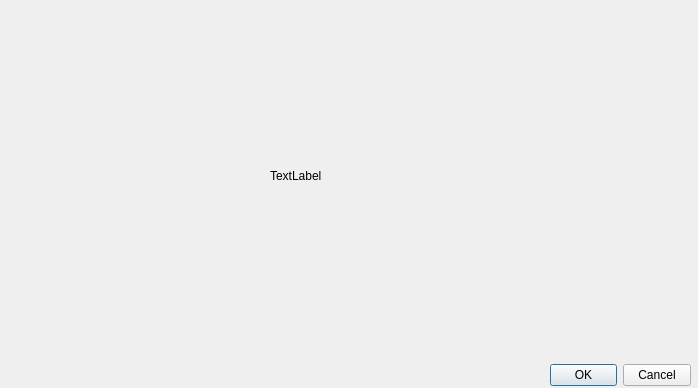
First picture: the form in preview.ui, repository norips/Projet_MBA_ConfigCreator, before the edit.
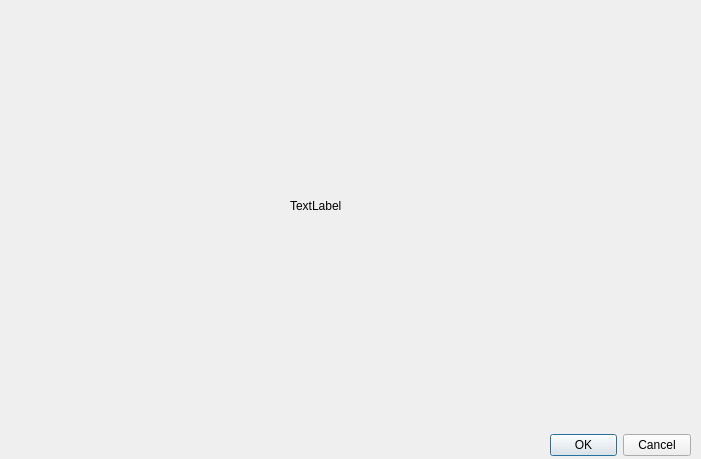
Second picture: the form after the edit.

Commit message: affichage des pages 0 des models

```diff
--- a/preview.ui
+++ b/preview.ui
@@ -6,8 +6,8 @@
    <rect>
     <x>0</x>
     <y>0</y>
-    <width>698</width>
-    <height>388</height>
+    <width>701</width>
+    <height>459</height>
    </rect>
   </property>
   <property name="windowTitle">
@@ -17,7 +17,7 @@
    <property name="geometry">
     <rect>
      <x>550</x>
-     <y>360</y>
+     <y>430</y>
      <width>141</width>
      <height>31</height>
     </rect>
@@ -32,8 +32,8 @@
   <widget class="QLabel" name="tableau">
    <property name="geometry">
     <rect>
-     <x>270</x>
-     <y>90</y>
+     <x>290</x>
+     <y>120</y>
      <width>151</width>
      <height>171</height>
     </rect>
```
The commit also changes 2 other files.
